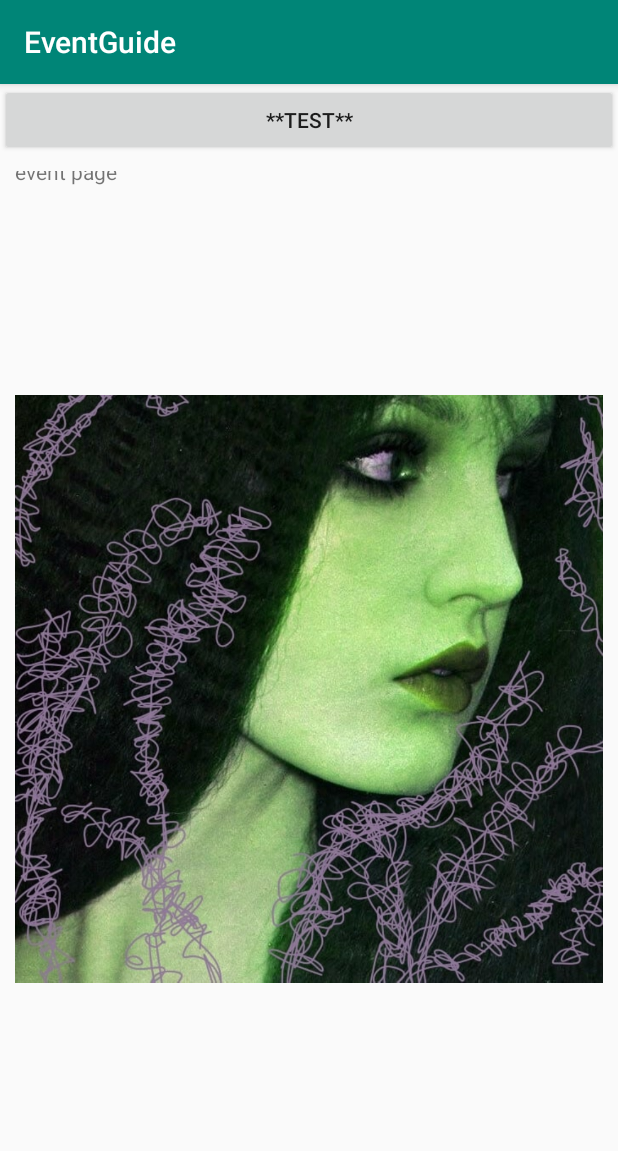
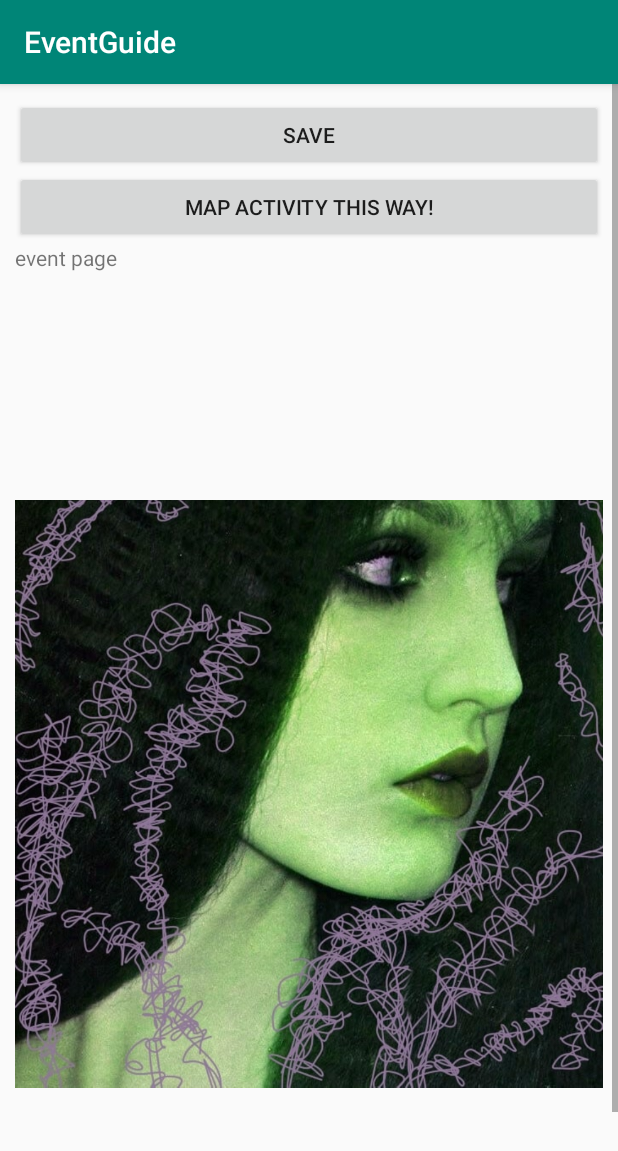
Before and after one commit to lauralevy111/EventGuide, an Android app: the EventActivity screen opened directly, with no data from a screen before it, on a phone screen of 412 x 824 dp. Shown: the top 1151 px of the screen. Run offline under Robolectric (Android 15) with nearby library versions, the light colour scheme and no system bars; 1 statement that could not run was skipped.

Commit message:
* created a button in eventActivity that sends to the map activity  * in a future commit we'll send an extra with the intent to specify activity & the map will show us the location of the event.

```diff
--- a/app/src/main/java/com/example/eventguide/EventActivity.java
+++ b/app/src/main/java/com/example/eventguide/EventActivity.java
@@ -13,6 +13,7 @@ import java.util.ArrayList;
 public class EventActivity extends AppCompatActivity {
 
     private Button saveButton;
+    private Button toMapButton;
     public ImageView imageViewIcon;
 
     public ArrayList<EventDataModel> data;
@@ -41,6 +42,8 @@ public class EventActivity extends AppCompatActivity {
 
         saveButton = findViewById(R.id.saveButton);
 
+        toMapButton = findViewById(R.id.toMapButton);
+
         ImageView imageView = findViewById(R.id.imageView2);
 
         if((data.get(selectedItemId))!=null){
@@ -55,5 +58,13 @@ public class EventActivity extends AppCompatActivity {
             }
         });
 
+        toMapButton.setOnClickListener(new View.OnClickListener() {
+            public void onClick(View v) {
+                Intent intent = new Intent (getApplicationContext(), MapActivity.class);
+                //TODO: add extra with event id or maybe location.
+                startActivity(intent);
+            }
+        });
+
     }
 }
--- a/app/src/main/res/layout/activity_event.xml
+++ b/app/src/main/res/layout/activity_event.xml
@@ -6,11 +6,14 @@
     android:layout_width="match_parent"
     android:layout_height="match_parent">
 
-    <Button
-        android:id="@+id/saveButton"
+    <ScrollView
+        android:layout_width="match_parent"
+        android:layout_height="match_parent">
+
+        <LinearLayout
             android:layout_width="match_parent"
             android:layout_height="wrap_content"
-        android:text="@string/save_button_string" />
+            android:orientation="vertical" >
 
             <androidx.constraintlayout.widget.ConstraintLayout
                 android:layout_width="match_parent"
@@ -22,6 +25,26 @@
                 android:layout_marginRight="10dp"
                 android:layout_marginBottom="40dp">
 
+                <Button
+                    android:id="@+id/saveButton"
+                    android:layout_width="match_parent"
+                    android:layout_height="wrap_content"
+                    android:text="@string/save_button_string"
+                    app:layout_constraintBottom_toTopOf="@+id/saveButton"
+                    app:layout_constraintEnd_toEndOf="parent"
+                    app:layout_constraintStart_toStartOf="parent"
+                    app:layout_constraintTop_toTopOf="parent"
+                    />
+                <Button
+                    android:id="@+id/toMapButton"
+                    android:layout_width="match_parent"
+                    android:layout_height="wrap_content"
+                    android:text="@string/to_map_button"
+                    app:layout_constraintBottom_toTopOf="@+id/eventTitle"
+                    app:layout_constraintEnd_toEndOf="parent"
+                    app:layout_constraintStart_toStartOf="parent"
+                    app:layout_constraintTop_toBottomOf="@+id/saveButton"/>
+
                 <TextView
                     android:id="@+id/eventTitle"
                     android:layout_width="match_parent"
@@ -30,7 +53,7 @@
                     app:layout_constraintBottom_toTopOf="@+id/imageView2"
                     app:layout_constraintEnd_toEndOf="parent"
                     app:layout_constraintStart_toStartOf="parent"
-            app:layout_constraintTop_toTopOf="parent" />
+                    app:layout_constraintTop_toBottomOf="@+id/toMapButton" />
 
                 <ImageView
                     android:id="@+id/imageView2"
@@ -43,5 +66,7 @@
                     app:layout_constraintStart_toStartOf="parent"
                     app:layout_constraintTop_toBottomOf="@+id/eventTitle" />
             </androidx.constraintlayout.widget.ConstraintLayout>
+        </LinearLayout>
+    </ScrollView>
 
 </LinearLayout>
--- a/app/src/main/res/values/strings.xml
+++ b/app/src/main/res/values/strings.xml
@@ -19,7 +19,7 @@
 
     <string name="event_image_description">this pastry was great</string>
 
-    <string name="save_button_string">**TEST**</string>
+    <string name="save_button_string">save</string>
 
     <string name = "title_activity_maps">welcome to the map!</string>
 
```
Lines whose indentation alone changed are shown as unchanged.
